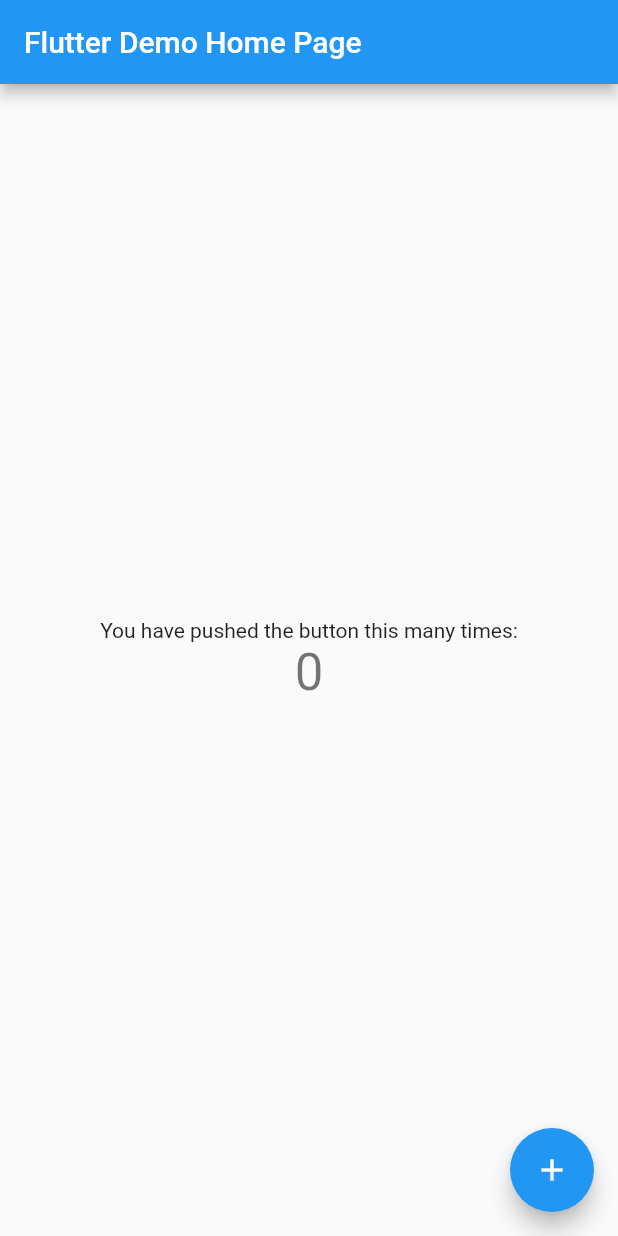
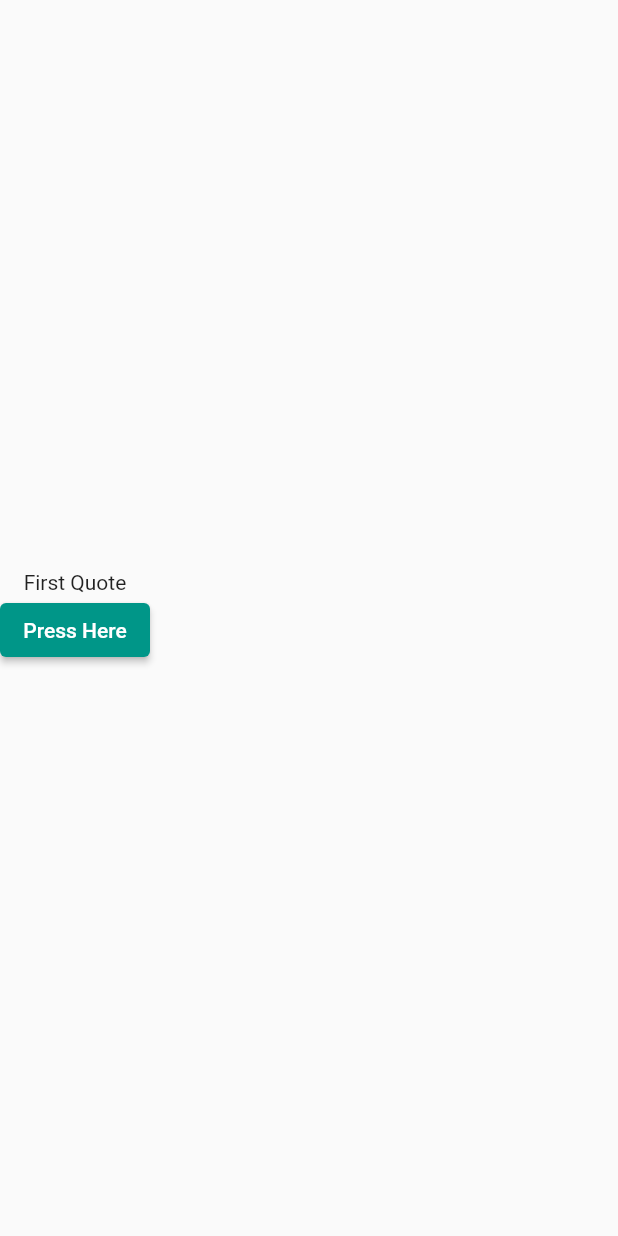
Before and after one commit to RazielHernandez/mapd722_lab07_quotes_app, a Flutter app: the screen it shows after launch, on a phone screen of 412 x 824 dp. Run offline on Flutter 3.47's test engine with Material 2 defaults, Android fonts, the phone set to English and light mode, and no system bars.

Commit message:
Second commit, UI created

```diff
--- a/lib/main.dart
+++ b/lib/main.dart
@@ -1,115 +1,21 @@
 import 'package:flutter/material.dart';
+import 'package:mapd722_lab07_quotes_app/pages/home.dart';
+void main() {
+  runApp(MyApp());
 
-void main() {
-  runApp(const MyApp());
 }
 
 class MyApp extends StatelessWidget {
-  const MyApp({super.key});
-
   // This widget is the root of your application.
   @override
   Widget build(BuildContext context) {
     return MaterialApp(
-      title: 'Flutter Demo',
+      debugShowCheckedModeBanner: false,
+      title: 'Starter Template',
       theme: ThemeData(
-        // This is the theme of your application.
-        //
-        // Try running your application with "flutter run". You'll see the
-        // application has a blue toolbar. Then, without quitting the app, try
-        // changing the primarySwatch below to Colors.green and then invoke
-        // "hot reload" (press "r" in the console where you ran "flutter run",
-        // or simply save your changes to "hot reload" in a Flutter IDE).
-        // Notice that the counter didn't reset back to zero; the application
-        // is not restarted.
-        primarySwatch: Colors.blue,
+        primarySwatch: Colors.green,
       ),
-      home: const MyHomePage(title: 'Flutter Demo Home Page'),
+      home: Wisdom()
     );
   }
 }
-
-class MyHomePage extends StatefulWidget {
-  const MyHomePage({super.key, required this.title});
-
-  // This widget is the home page of your application. It is stateful, meaning
-  // that it has a State object (defined below) that contains fields that affect
-  // how it looks.
-
-  // This class is the configuration for the state. It holds the values (in this
-  // case the title) provided by the parent (in this case the App widget) and
-  // used by the build method of the State. Fields in a Widget subclass are
-  // always marked "final".
-
-  final String title;
-
-  @override
-  State<MyHomePage> createState() => _MyHomePageState();
-}
-
-class _MyHomePageState extends State<MyHomePage> {
-  int _counter = 0;
-
-  void _incrementCounter() {
-    setState(() {
-      // This call to setState tells the Flutter framework that something has
-      // changed in this State, which causes it to rerun the build method below
-      // so that the display can reflect the updated values. If we changed
-      // _counter without calling setState(), then the build method would not be
-      // called again, and so nothing would appear to happen.
-      _counter++;
-    });
-  }
-
-  @override
-  Widget build(BuildContext context) {
-    // This method is rerun every time setState is called, for instance as done
-    // by the _incrementCounter method above.
-    //
-    // The Flutter framework has been optimized to make rerunning build methods
-    // fast, so that you can just rebuild anything that needs updating rather
-    // than having to individually change instances of widgets.
-    return Scaffold(
-      appBar: AppBar(
-        // Here we take the value from the MyHomePage object that was created by
-        // the App.build method, and use it to set our appbar title.
-        title: Text(widget.title),
-      ),
-      body: Center(
-        // Center is a layout widget. It takes a single child and positions it
-        // in the middle of the parent.
-        child: Column(
-          // Column is also a layout widget. It takes a list of children and
-          // arranges them vertically. By default, it sizes itself to fit its
-          // children horizontally, and tries to be as tall as its parent.
-          //
-          // Invoke "debug painting" (press "p" in the console, choose the
-          // "Toggle Debug Paint" action from the Flutter Inspector in Android
-          // Studio, or the "Toggle Debug Paint" command in Visual Studio Code)
-          // to see the wireframe for each widget.
-          //
-          // Column has various properties to control how it sizes itself and
-          // how it positions its children. Here we use mainAxisAlignment to
-          // center the children vertically; the main axis here is the vertical
-          // axis because Columns are vertical (the cross axis would be
-          // horizontal).
-          mainAxisAlignment: MainAxisAlignment.center,
-          children: <Widget>[
-            const Text(
-              'You have pushed the button this many times:',
-            ),
-            Text(
-              '$_counter',
-              style: Theme.of(context).textTheme.headline4,
-            ),
-          ],
-        ),
-      ),
-      floatingActionButton: FloatingActionButton(
-        onPressed: _incrementCounter,
-        tooltip: 'Increment',
-        child: const Icon(Icons.add),
-      ), // This trailing comma makes auto-formatting nicer for build methods.
-    );
-  }
-}
--- /dev/null
+++ b/lib/pages/home.dart
@@ -0,0 +1,34 @@
+import 'package:flutter/material.dart';
+
+class Wisdom extends StatefulWidget {
+  @override
+  _WisdomState createState() => _WisdomState();
+}
+
+class _WisdomState extends State<Wisdom> with SingleTickerProviderStateMixin {
+
+  @override
+  Widget build(BuildContext context) {
+    return Scaffold(
+      body: Container(
+        child: Column(
+          mainAxisAlignment: MainAxisAlignment.center,
+          children: <Widget>[
+            Text("First Quote"),
+            ElevatedButton(
+              style: ElevatedButton.styleFrom(
+                primary: Colors.teal,
+                fixedSize: Size.fromWidth(100),
+                padding: EdgeInsets.all(10),
+              ),
+              child: Text("Press Here"),
+              onPressed: () {
+                //Code Here
+              },
+            )
+        ]),
+      ),
+    );
+  }
+
+}
```
